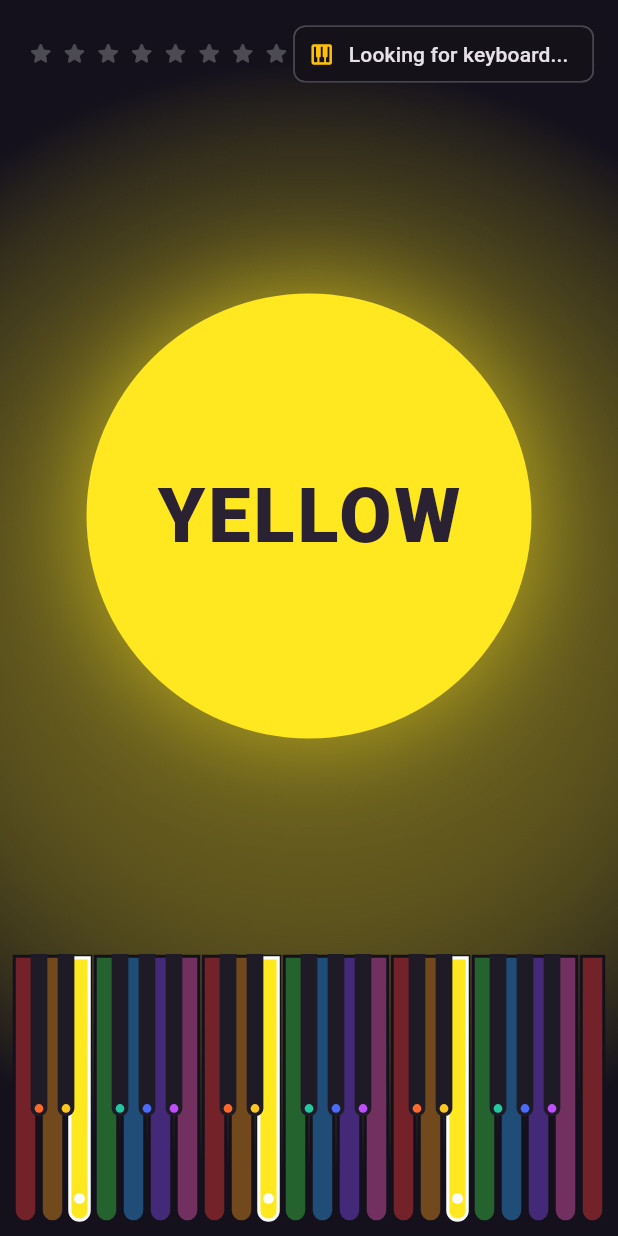
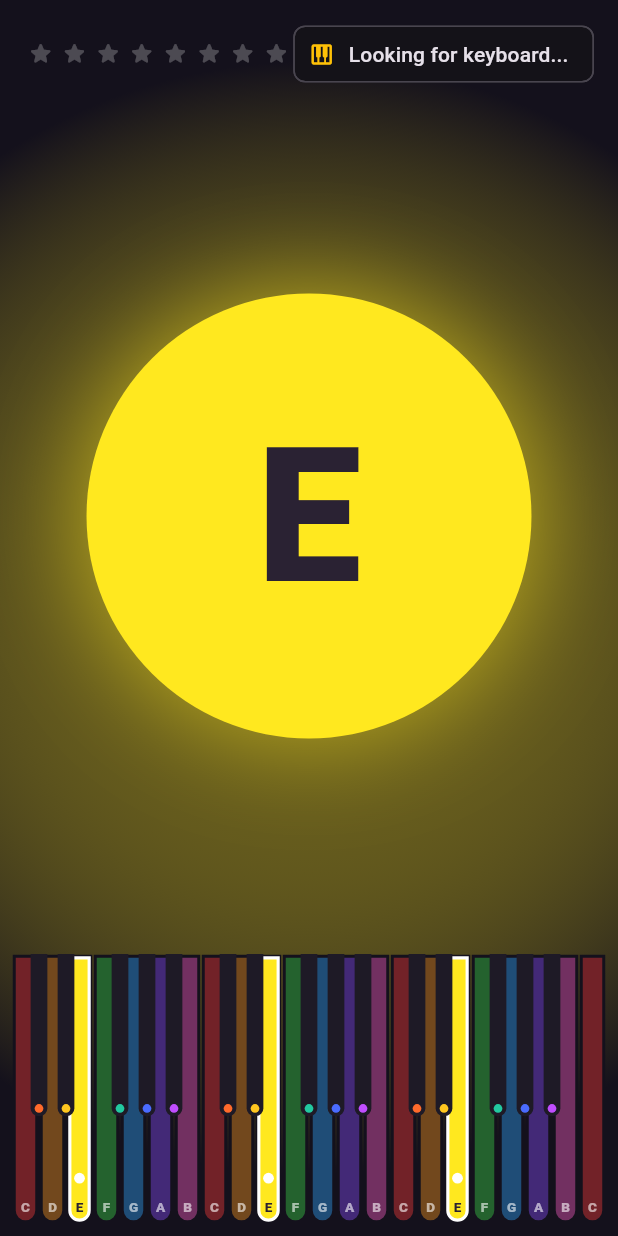
Before and after one commit to sampanes/midi-games, a Flutter app: the screen it shows after launch, on a phone screen of 412 x 824 dp. Run offline on Flutter 3.47's test engine with Material 3 defaults, Android fonts, the phone set to English and light mode, and no system bars; missing offline and left inert: flutter_midi_command, flutter_midi_command_ble, flutter_soloud.

Commit message:
Label notes with letters instead of color names
The circle shows the note letter (D, not ORANGE) in its color, and the
white keys in the keyboard picture carry their letters.

```diff
--- a/apps/key_games/lib/games/color_keys_page.dart
+++ b/apps/key_games/lib/games/color_keys_page.dart
@@ -1,5 +1,5 @@
-// Color Keys screen: a big circle shows a color, the child presses a key of
-// that color and plays its note. Hits earn a star and sparks; 8 stars win a
+// Color Keys screen: a big circle shows a note letter in its color, the child
+// presses a key of that note and it plays. Hits earn a star and sparks; 8 stars win a
 // round. Wrong keys still make music, sparkle, and gently wiggle the circle.
 //
 // The real keys have no colors, so a picture of the keyboard along the bottom
@@ -259,11 +259,10 @@ class _ColorKeysPageState extends State<ColorKeysPage> with TickerProviderStateM
               child: Padding(
                 padding: EdgeInsets.all(diameter * 0.12),
                 child: Text(
-                  target.colorName,
+                  target.name,
                   style: TextStyle(
-                    fontSize: diameter * 0.17,
+                    fontSize: diameter * 0.42,
                     fontWeight: FontWeight.w900,
-                    letterSpacing: 2,
                     color: darkText ? const Color(0xFF2A2233) : Colors.white,
                   ),
                 ),
```
Also changed, not shown: apps/key_games/lib/widgets/piano_strip.dart (+24 -2 lines), 1 other file.
